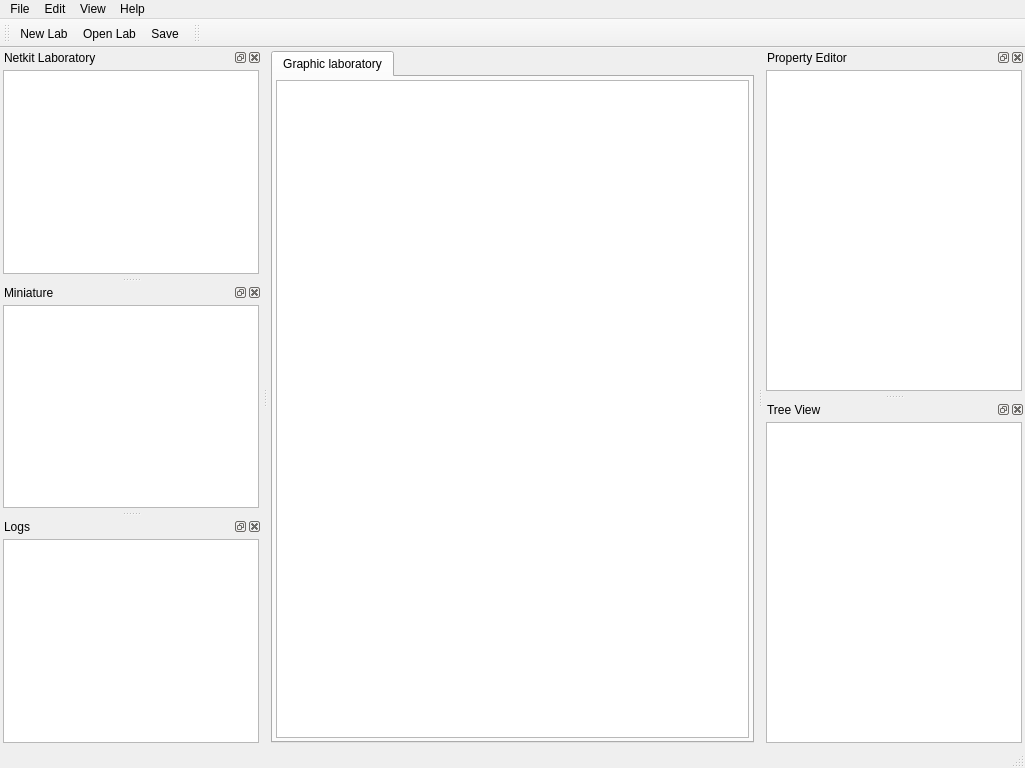
Above: ui/visual_netkit_main.ui from slux83/visual-netkit before the change. Below: the same form after it.
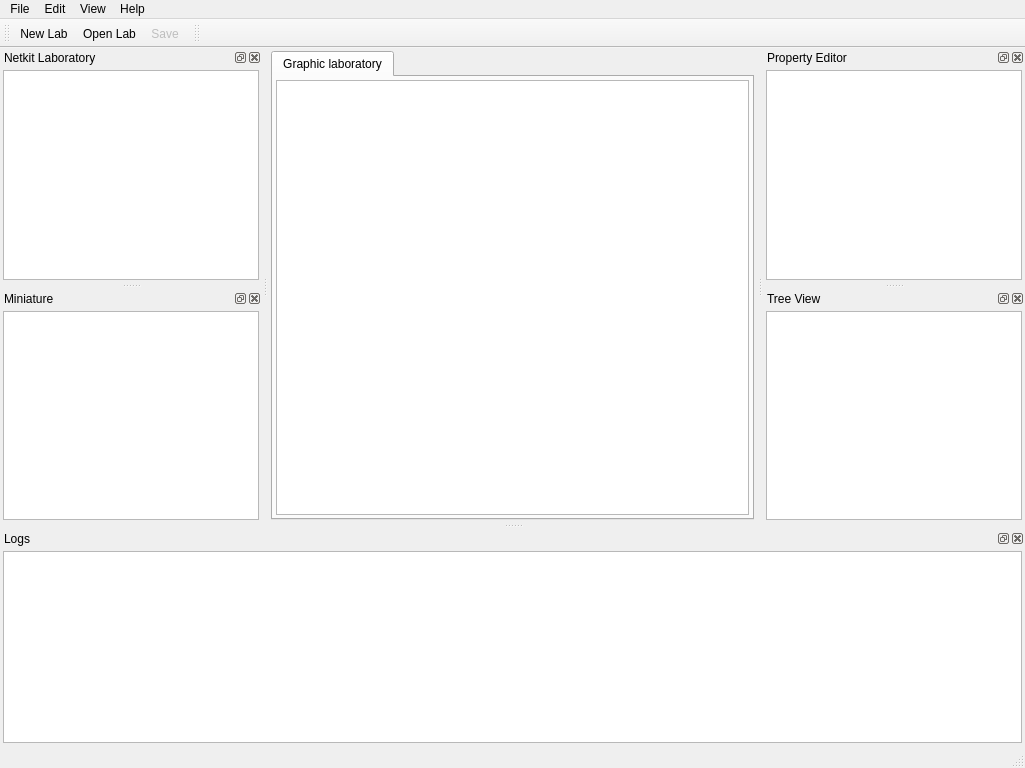
That is the form after the change. Icons and pictures are not drawn.

Diff of the .ui file:
```diff
--- a/ui/visual_netkit_main.ui
+++ b/ui/visual_netkit_main.ui
@@ -261,7 +261,7 @@
     <string>Logs</string>
    </property>
    <attribute name="dockWidgetArea" >
-    <number>1</number>
+    <number>8</number>
    </attribute>
    <widget class="QWidget" name="dockWidgetContents_3" >
     <layout class="QVBoxLayout" >
@@ -373,6 +373,9 @@
    </property>
   </action>
   <action name="actionSave" >
+   <property name="enabled" >
+    <bool>false</bool>
+   </property>
    <property name="icon" >
     <iconset resource="../resources/VisualNetkit.qrc" >:/menu/save_icon</iconset>
    </property>
```
Left out of the diff: 10 changed lines with no effect on the pictures.
